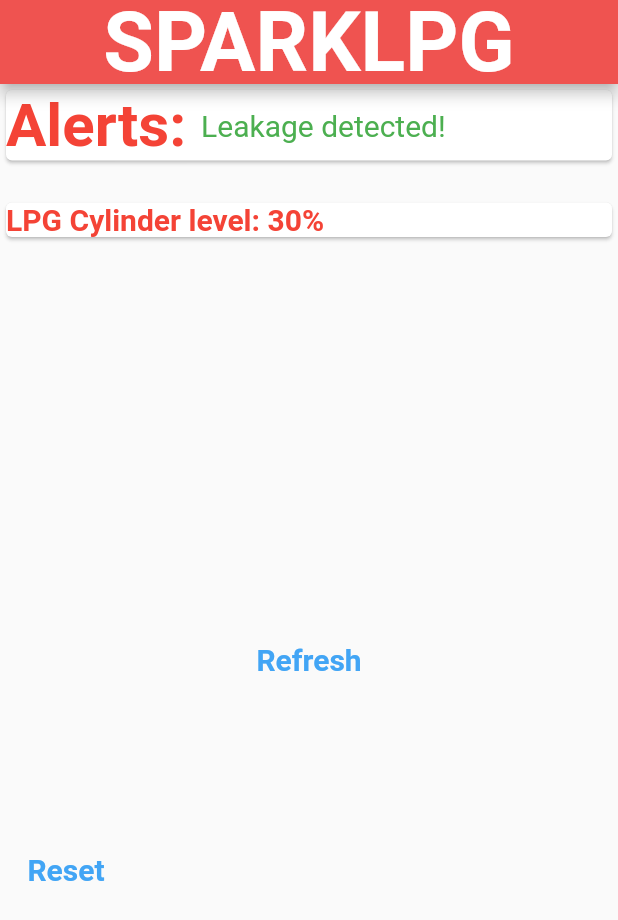
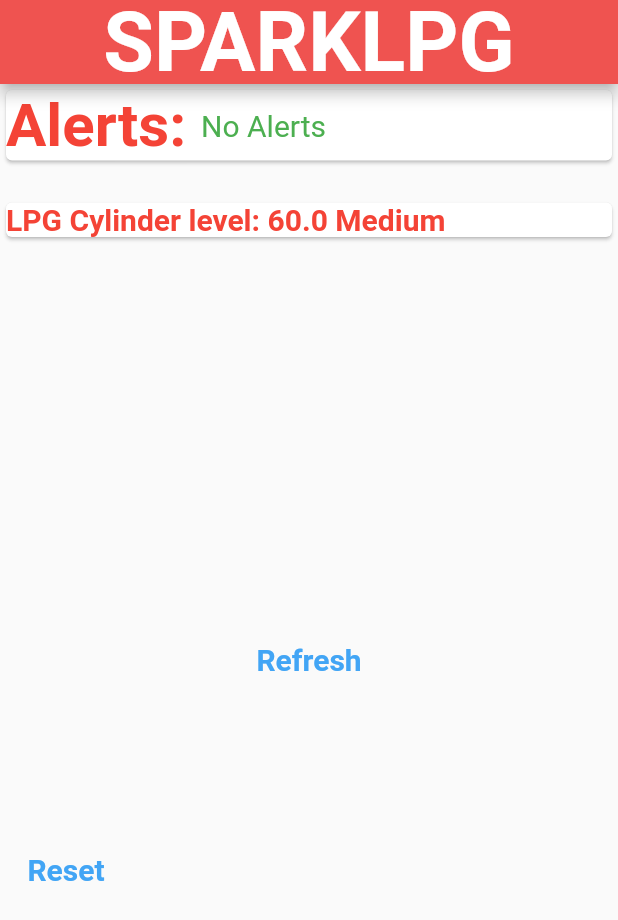
Before and after one commit to rohitroxkp7/Sparkonic, a Flutter app: the screen it shows after launch, after a tap on "Refresh", on a phone screen of 412 x 824 dp. Shown: the top 920 px of the screen. Run offline on Flutter 3.47's test engine with Material 2 defaults, Android fonts, the phone set to English and light mode, and no system bars; our stand-ins replace audioplayers; Roboto replaces fonts that are missing (RobotoMono).

Commit message:
4th commit

```diff
--- a/lib/main.dart
+++ b/lib/main.dart
@@ -11,9 +11,10 @@ class MyApp extends StatefulWidget {
 }
 
 class _MyAppState extends State<MyApp> {
-  int a = 1; // 1 means leak, 2 means no leak.
-  String c = "30%";
+  int a = 2; // 1 means leak, 2 means no leak.
+  double c = 60;
   String d = "No Alerts";
+  String level;
   @override
   Widget build(BuildContext context) {
     return MaterialApp(
@@ -56,7 +57,7 @@ class _MyAppState extends State<MyApp> {
                 Card(
                   child: Row(
                     children: [
-                      Text('LPG Cylinder level: $c',
+                      Text('LPG Cylinder level: $c $level',
                           style: TextStyle(
                             fontSize: 20,
                             fontWeight: FontWeight.bold,
@@ -76,6 +77,17 @@ class _MyAppState extends State<MyApp> {
                       player.play('TF026.WAV');
                       d = "Leakage detected!";
                     }
+                    if(c<=30){
+                      level="Low";
+                    }
+                    else if(c>30 && c<70)
+                      {
+                        level="Medium";
+                      }
+                    else
+                      {
+                        level="high";
+                      }
                   });
                 },
                 child: Text('Refresh',
```
